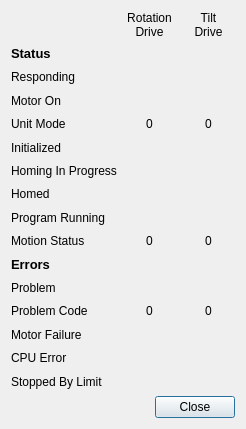
Qt form src/hcrgui/MotionControlDetails.ui (NCAR/HCR_instrument) before a commit.
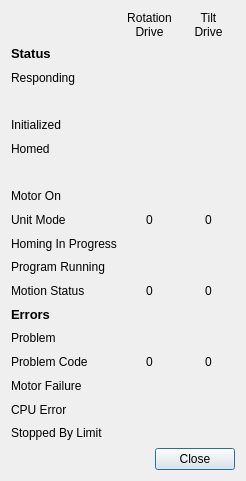
The same form after that commit. Icons and pictures are not drawn.

Commit message: Rearranged indicator orders in Motion Control Details dialog.

Diff of the .ui file:
```diff
--- a/src/hcrgui/MotionControlDetails.ui
+++ b/src/hcrgui/MotionControlDetails.ui
@@ -7,7 +7,7 @@
     <x>0</x>
     <y>0</y>
     <width>246</width>
-    <height>429</height>
+    <height>481</height>
    </rect>
   </property>
   <property name="windowTitle">
@@ -84,13 +84,93 @@
     </widget>
    </item>
    <item row="3" column="0">
+    <widget class="QLabel" name="blankLabel1">
+     <property name="text">
+      <string/>
+     </property>
+    </widget>
+   </item>
+   <item row="4" column="0">
+    <widget class="QLabel" name="initializedLabel">
+     <property name="text">
+      <string>Initialized</string>
+     </property>
+    </widget>
+   </item>
+   <item row="4" column="1">
+    <widget class="QLabel" name="rotMotorInitializedIcon">
+     <property name="text">
+      <string/>
+     </property>
+     <property name="pixmap">
+      <pixmap resource="HcrGuiMainWindow.qrc">:/greenLED_off.png</pixmap>
+     </property>
+     <property name="alignment">
+      <set>Qt::AlignCenter</set>
+     </property>
+    </widget>
+   </item>
+   <item row="4" column="2">
+    <widget class="QLabel" name="tiltMotorInitializedIcon">
+     <property name="text">
+      <string/>
+     </property>
+     <property name="pixmap">
+      <pixmap resource="HcrGuiMainWindow.qrc">:/greenLED_off.png</pixmap>
+     </property>
+     <property name="alignment">
+      <set>Qt::AlignCenter</set>
+     </property>
+    </widget>
+   </item>
+   <item row="5" column="0">
+    <widget class="QLabel" name="homedLabel">
+     <property name="text">
+      <string>Homed</string>
+     </property>
+    </widget>
+   </item>
+   <item row="5" column="1">
+    <widget class="QLabel" name="rotMotorHomedIcon">
+     <property name="text">
+      <string/>
+     </property>
+     <property name="pixmap">
+      <pixmap resource="HcrGuiMainWindow.qrc">:/greenLED_off.png</pixmap>
+     </property>
+     <property name="alignment">
+      <set>Qt::AlignCenter</set>
+     </property>
+    </widget>
+   </item>
+   <item row="5" column="2">
+    <widget class="QLabel" name="tiltMotorHomedIcon">
+     <property name="text">
+      <string/>
+     </property>
+     <property name="pixmap">
+      <pixmap resource="HcrGuiMainWindow.qrc">:/greenLED_off.png</pixmap>
+     </property>
+     <property name="alignment">
+      <set>Qt::AlignCenter</set>
+     </property>
+    </widget>
+   </item>
+   <item row="6" column="0">
+    <widget class="QLabel" name="blankLabel2">
+     <property name="text">
+      <string/>
+     </property>
+    </widget>
+   </item>
+   <item row="7" column="0">
     <widget class="QLabel" name="motorOnlabel">
      <property name="text">
       <string>Motor On</string>
      </property>
     </widget>
    </item>
-   <item row="3" column="1">
+   <item row="7" column="1">
     <widget class="QLabel" name="rotMotorOnIcon">
      <property name="text">
       <string/>
@@ -103,7 +183,7 @@
      </property>
     </widget>
    </item>
-   <item row="3" column="2">
+   <item row="7" column="2">
     <widget class="QLabel" name="tiltMotorOnIcon">
      <property name="text">
       <string/>
@@ -116,14 +196,14 @@
      </property>
     </widget>
    </item>
-   <item row="4" column="0">
+   <item row="8" column="0">
     <widget class="QLabel" name="unitModeLabel">
      <property name="text">
       <string>Unit Mode</string>
      </property>
     </widget>
    </item>
-   <item row="4" column="1">
+   <item row="8" column="1">
     <widget class="QLabel" name="rotUnitModeLabel">
      <property name="text">
       <string>0</string>
@@ -133,7 +213,7 @@
      </property>
     </widget>
    </item>
-   <item row="4" column="2">
+   <item row="8" column="2">
     <widget class="QLabel" name="tiltUnitModeLabel">
      <property name="text">
       <string>0</string>
@@ -143,47 +223,14 @@
      </property>
     </widget>
    </item>
-   <item row="5" column="0">
-    <widget class="QLabel" name="initializedLabel">
-     <property name="text">
-      <string>Initialized</string>
-     </property>
-    </widget>
-   </item>
-   <item row="5" column="1">
-    <widget class="QLabel" name="rotMotorInitializedIcon">
-     <property name="text">
-      <string/>
-     </property>
-     <property name="pixmap">
-      <pixmap resource="HcrGuiMainWindow.qrc">:/greenLED_off.png</pixmap>
-     </property>
-     <property name="alignment">
-      <set>Qt::AlignCenter</set>
-     </property>
-    </widget>
-   </item>
-   <item row="5" column="2">
-    <widget class="QLabel" name="tiltMotorInitializedIcon">
-     <property name="text">
-      <string/>
-     </property>
-     <property name="pixmap">
-      <pixmap resource="HcrGuiMainWindow.qrc">:/greenLED_off.png</pixmap>
-     </property>
-     <property name="alignment">
-      <set>Qt::AlignCenter</set>
-     </property>
-    </widget>
-   </item>
-   <item row="6" column="0">
+   <item row="9" column="0">
     <widget class="QLabel" name="homingInProgressLabel">
      <property name="text">
       <string>Homing In Progress</string>
      </property>
     </widget>
    </item>
-   <item row="6" column="1">
+   <item row="9" column="1">
     <widget class="QLabel" name="rotMotorHomingIcon">
      <property name="text">
       <string/>
@@ -196,7 +243,7 @@
      </property>
     </widget>
    </item>
-   <item row="6" column="2">
+   <item row="9" column="2">
     <widget class="QLabel" name="tiltMotorHomingIcon">
      <property name="text">
       <string/>
@@ -209,47 +256,14 @@
      </property>
     </widget>
    </item>
-   <item row="7" column="0">
-    <widget class="QLabel" name="homedLabel">
-     <property name="text">
-      <string>Homed</string>
-     </property>
-    </widget>
-   </item>
-   <item row="7" column="1">
-    <widget class="QLabel" name="rotMotorHomedIcon">
-     <property name="text">
-      <string/>
-     </property>
-     <property name="pixmap">
-      <pixmap resource="HcrGuiMainWindow.qrc">:/greenLED_off.png</pixmap>
-     </property>
-     <property name="alignment">
-      <set>Qt::AlignCenter</set>
-     </property>
-    </widget>
-   </item>
-   <item row="7" column="2">
-    <widget class="QLabel" name="tiltMotorHomedIcon">
-     <property name="text">
-      <string/>
-     </property>
-     <property name="pixmap">
-      <pixmap resource="HcrGuiMainWindow.qrc">:/greenLED_off.png</pixmap>
-     </property>
-     <property name="alignment">
-      <set>Qt::AlignCenter</set>
-     </property>
-    </widget>
-   </item>
-   <item row="8" column="0">
+   <item row="10" column="0">
     <widget class="QLabel" name="programRunningLabel">
      <property name="text">
       <string>Program Running</string>
      </property>
     </widget>
    </item>
-   <item row="8" column="1">
+   <item row="10" column="1">
     <widget class="QLabel" name="rotProgramRunningIcon">
      <property name="text">
       <string/>
@@ -262,7 +276,7 @@
      </property>
     </widget>
    </item>
-   <item row="8" column="2">
+   <item row="10" column="2">
     <widget class="QLabel" name="tiltProgramRunningIcon">
      <property name="text">
       <string/>
@@ -275,14 +289,14 @@
      </property>
     </widget>
    </item>
-   <item row="9" column="0">
+   <item row="11" column="0">
     <widget class="QLabel" name="motionStatusLabel">
      <property name="text">
       <string>Motion Status</string>
      </property>
     </widget>
    </item>
-   <item row="9" column="1">
+   <item row="11" column="1">
     <widget class="QLabel" name="rotMotionStatusLabel">
      <property name="text">
       <string>0</string>
@@ -292,7 +306,7 @@
      </property>
     </widget>
    </item>
-   <item row="9" column="2">
+   <item row="11" column="2">
     <widget class="QLabel" name="tiltMotionStatusLabel">
      <property name="text">
       <string>0</string>
@@ -302,7 +316,7 @@
      </property>
     </widget>
    </item>
-   <item row="10" column="0">
+   <item row="12" column="0">
     <widget class="QLabel" name="errorLabel">
      <property name="text">
       <string>&lt;!DOCTYPE HTML PUBLIC &quot;-//W3C//DTD HTML 4.0//EN&quot; &quot;http://www.w3.org/TR/REC-html40/strict.dtd&quot;&gt;
@@ -313,14 +327,14 @@
      </property>
     </widget>
    </item>
-   <item row="11" column="0">
+   <item row="13" column="0">
     <widget class="QLabel" name="problemLabel">
      <property name="text">
       <string>Problem</string>
      </property>
     </widget>
    </item>
-   <item row="11" column="1">
+   <item row="13" column="1">
     <widget class="QLabel" name="rotProblemIcon">
      <property name="text">
       <string/>
@@ -333,7 +347,7 @@
      </property>
     </widget>
    </item>
-   <item row="11" column="2">
+   <item row="13" column="2">
     <widget class="QLabel" name="tiltProblemIcon">
      <property name="text">
       <string/>
@@ -346,14 +360,14 @@
      </property>
     </widget>
    </item>
-   <item row="12" column="0">
+   <item row="14" column="0">
     <widget class="QLabel" name="problemCodeLabel">
      <property name="text">
       <string>Problem Code</string>
      </property>
     </widget>
    </item>
-   <item row="12" column="1">
+   <item row="14" column="1">
     <widget class="QLabel" name="rotProblemCodeLabel">
      <property name="text">
       <string>0</string>
@@ -363,7 +377,7 @@
      </property>
     </widget>
    </item>
-   <item row="12" column="2">
+   <item row="14" column="2">
     <widget class="QLabel" name="tiltProblemCodeLabel">
      <property name="text">
       <string>0</string>
@@ -373,14 +387,14 @@
      </property>
     </widget>
    </item>
-   <item row="13" column="0">
+   <item row="15" column="0">
     <widget class="QLabel" name="motorFailureLabel">
      <property name="text">
       <string>Motor Failure</string>
      </property>
     </widget>
    </item>
-   <item row="13" column="1">
+   <item row="15" column="1">
     <widget class="QLabel" name="rotMotorFailureIcon">
      <property name="text">
       <string/>
@@ -393,7 +407,7 @@
      </property>
     </widget>
    </item>
-   <item row="13" column="2">
+   <item row="15" column="2">
     <widget class="QLabel" name="tiltMotorFailureIcon">
      <property name="text">
       <string/>
@@ -406,14 +420,14 @@
      </property>
     </widget>
    </item>
-   <item row="14" column="0">
+   <item row="16" column="0">
     <widget class="QLabel" name="cpuErrorLabel">
      <property name="text">
       <string>CPU Error</string>
      </property>
     </widget>
    </item>
-   <item row="14" column="1">
+   <item row="16" column="1">
     <widget class="QLabel" name="rotCpuErrorIcon">
      <property name="text">
       <string/>
@@ -426,7 +440,7 @@
      </property>
     </widget>
    </item>
-   <item row="14" column="2">
+   <item row="16" column="2">
     <widget class="QLabel" name="tiltCpuErrorIcon">
      <property name="text">
       <string/>
@@ -439,14 +453,14 @@
      </property>
     </widget>
    </item>
-   <item row="15" column="0">
+   <item row="17" column="0">
     <widget class="QLabel" name="stoppedByLimitLabel">
      <property name="text">
       <string>Stopped By Limit</string>
      </property>
     </widget>
    </item>
-   <item row="15" column="1">
+   <item row="17" column="1">
     <widget class="QLabel" name="rotStoppedByLimitIcon">
      <property name="text">
       <string/>
@@ -459,7 +473,7 @@
      </property>
     </widget>
    </item>
-   <item row="15" column="2">
+   <item row="17" column="2">
     <widget class="QLabel" name="tiltStoppedByLimitIcon">
      <property name="text">
       <string/>
@@ -472,7 +486,7 @@
      </property>
     </widget>
    </item>
-   <item row="16" column="1" colspan="2">
+   <item row="18" column="1" colspan="2">
     <widget class="QDialogButtonBox" name="buttonBox">
      <property name="orientation">
       <enum>Qt::Horizontal</enum>
```
